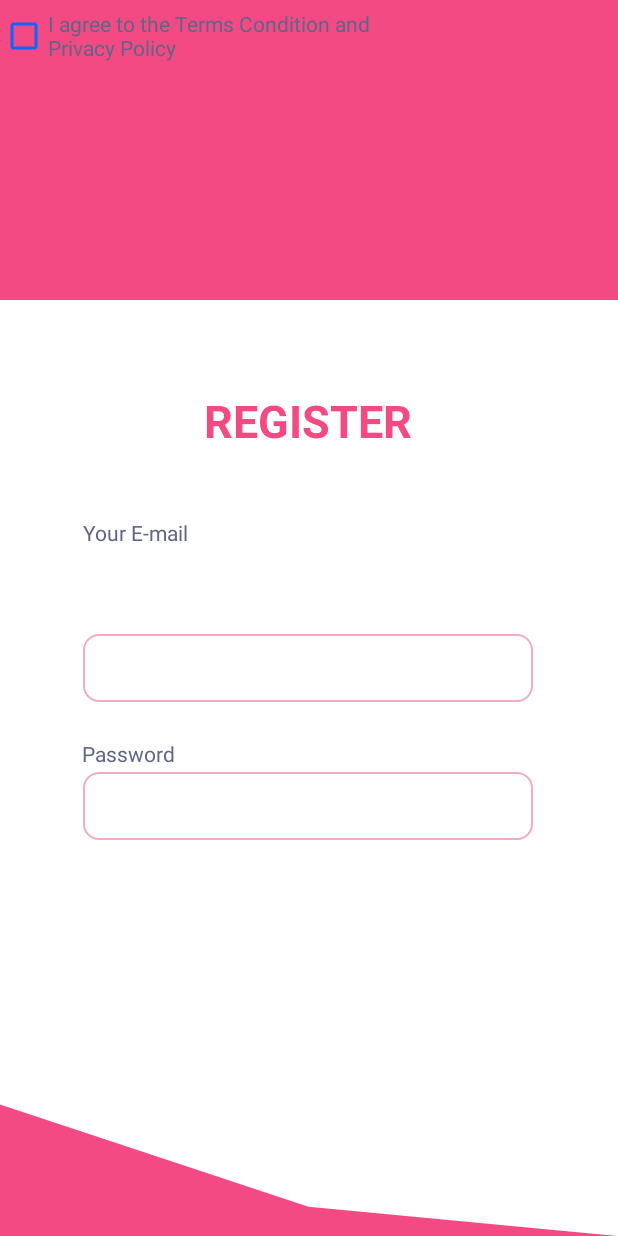
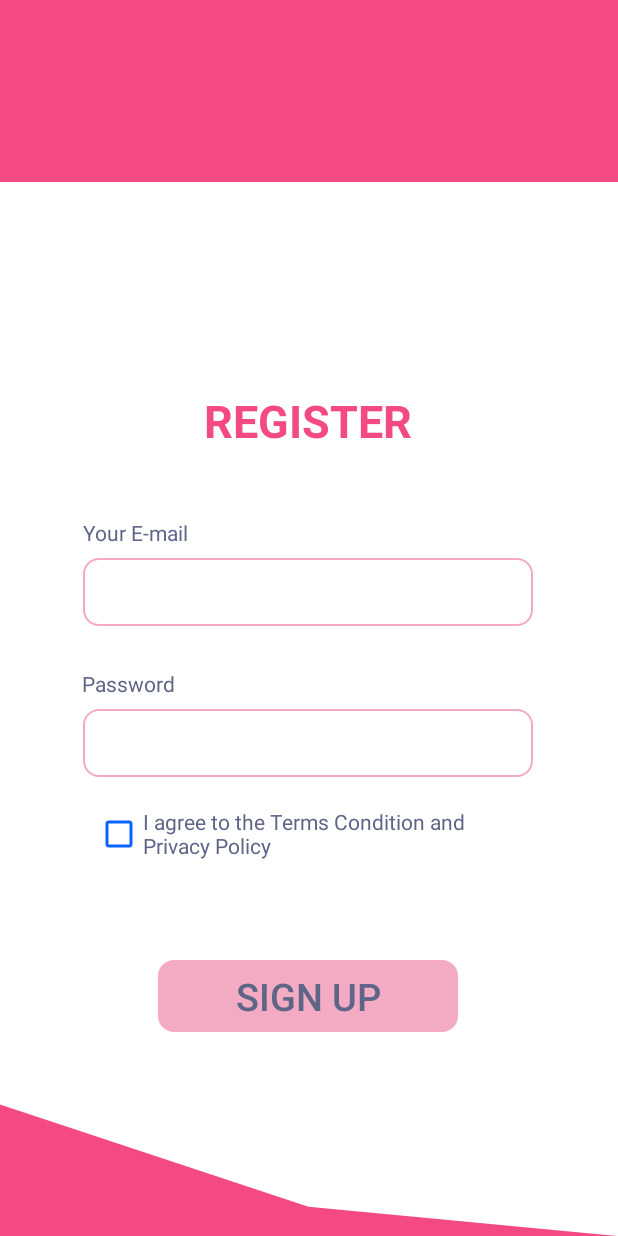
Before and after one commit to Thea77/final_project_android, an Android app: the Register screen opened directly, with no data from a screen before it, on a phone screen of 412 x 824 dp. Run offline under Robolectric (Android 15) with nearby library versions, the phone set to English and light mode, and no system bars.

Commit message:
edit register and logout UI

```diff
--- a/app/src/main/java/com/example/afinal/MainActivity.java
+++ b/app/src/main/java/com/example/afinal/MainActivity.java
@@ -2,13 +2,42 @@ package com.example.afinal;
 
 import androidx.appcompat.app.AppCompatActivity;
 
+import android.content.Intent;
 import android.os.Bundle;
+import android.view.View;
+import android.widget.Button;
+import android.widget.EditText;
+import android.widget.TextView;
+import android.widget.Toast;
 
 public class MainActivity extends AppCompatActivity {
+
+    EditText email,password;
+    Button login;
+    TextView register;
 
     @Override
     protected void onCreate(Bundle savedInstanceState) {
         super.onCreate(savedInstanceState);
         setContentView(R.layout.activity_main);
+        initUI();
+
+        register.setOnClickListener(new View.OnClickListener() {
+            @Override
+            public void onClick(View view) {
+//                Toast.makeText(MainActivity.this,"hello",Toast.LENGTH_SHORT).show();
+                Intent intent = new Intent(MainActivity.this,Register.class);
+                startActivity(intent);
+            }
+        });
     }
+
+    private void initUI() {
+        email = findViewById(R.id.editText);
+        password = findViewById(R.id.password);
+        login = findViewById(R.id.login);
+        register = findViewById(R.id.txtregister);
+    }
+
+
 }
--- /dev/null
+++ b/app/src/main/res/drawable/ic_wavehead.xml
@@ -0,0 +1,9 @@
+<vector xmlns:android="http://schemas.android.com/apk/res/android"
+    android:width="1440dp"
+    android:height="320dp"
+    android:viewportWidth="1440"
+    android:viewportHeight="320">
+  <path
+      android:pathData="M0,288L720,32L1440,160L1440,0L720,0L0,0Z"
+      android:fillColor="#fFF34A84"/>
+</vector>
--- a/app/src/main/res/layout/activity_main.xml
+++ b/app/src/main/res/layout/activity_main.xml
@@ -84,7 +84,7 @@
         app:layout_constraintVertical_bias="0.069" />
 
     <EditText
-        android:id="@+id/editText2"
+        android:id="@+id/password"
         android:layout_width="300dp"
         android:layout_height="45dp"
         android:background="@drawable/border"
@@ -109,7 +109,7 @@
         app:layout_constraintBottom_toBottomOf="parent"
         app:layout_constraintEnd_toEndOf="parent"
         app:layout_constraintStart_toStartOf="parent"
-        app:layout_constraintTop_toBottomOf="@+id/editText2"
+        app:layout_constraintTop_toBottomOf="@+id/password"
         app:layout_constraintVertical_bias="0.032" />
 
     <Button
@@ -129,6 +129,7 @@
         app:layout_constraintVertical_bias="0.058" />
 
     <TextView
+        android:id="@+id/txtregister"
         android:layout_width="wrap_content"
         android:layout_height="wrap_content"
         android:text="Register"
--- a/app/src/main/res/layout/activity_register.xml
+++ b/app/src/main/res/layout/activity_register.xml
@@ -10,8 +10,8 @@
 
 
     <TextView
-        android:layout_width="match_parent"
-        android:layout_height="200dp"
+        android:layout_width="412dp"
+        android:layout_height="121dp"
         android:background="@color/pink"
         app:layout_constraintBottom_toBottomOf="parent"
         app:layout_constraintEnd_toEndOf="parent"
@@ -40,7 +40,6 @@
         android:id="@+id/editText"
         android:layout_width="300dp"
         android:layout_height="45dp"
-        android:layout_marginBottom="356dp"
         android:background="@drawable/border"
         android:inputType="textWebEmailAddress"
         android:textColor="@color/gray"
@@ -50,8 +49,8 @@
         app:layout_constraintEnd_toEndOf="parent"
         app:layout_constraintHorizontal_bias="0.495"
         app:layout_constraintStart_toStartOf="parent"
-        app:layout_constraintTop_toBottomOf="@+id/profile_image"
-        app:layout_constraintVertical_bias="0.069" />
+        app:layout_constraintTop_toTopOf="parent"
+        app:layout_constraintVertical_bias="0.478" />
 
     <TextView
         android:layout_width="wrap_content"
@@ -69,7 +68,6 @@
         android:id="@+id/editText3"
         android:layout_width="300dp"
         android:layout_height="45dp"
-        android:layout_marginBottom="264dp"
         android:background="@drawable/border"
         android:inputType="textWebEmailAddress"
         android:textColor="@color/gray"
@@ -79,8 +77,8 @@
         app:layout_constraintEnd_toEndOf="parent"
         app:layout_constraintHorizontal_bias="0.495"
         app:layout_constraintStart_toStartOf="parent"
-        app:layout_constraintTop_toBottomOf="@+id/profile_image"
-        app:layout_constraintVertical_bias="0.069" />
+        app:layout_constraintTop_toTopOf="parent"
+        app:layout_constraintVertical_bias="0.607" />
 
     <TextView
         android:id="@+id/textView5"
@@ -95,7 +93,25 @@
         app:layout_constraintTop_toBottomOf="@+id/editText"
         app:layout_constraintVertical_bias="0.074" />
 
+    <Button
+        android:id="@+id/signup"
+        android:layout_width="200dp"
+        android:layout_height="wrap_content"
+        android:layout_marginBottom="136dp"
+        android:background="@drawable/border"
+        android:backgroundTint="@color/border_pink"
+        android:text="sign up"
+        android:textColor="#5F6587"
+        android:textSize="25sp"
+        app:layout_constraintBottom_toBottomOf="parent"
+        app:layout_constraintEnd_toEndOf="parent"
+        app:layout_constraintHorizontal_bias="0.497"
+        app:layout_constraintStart_toStartOf="parent"
+        app:layout_constraintTop_toBottomOf="@+id/textView3"
+        app:layout_constraintVertical_bias="0.058" />
+
     <ImageView
+        android:id="@+id/imageView"
         android:layout_width="411dp"
         android:layout_height="97dp"
         android:background="@drawable/ic_wave__2_"
@@ -120,8 +136,20 @@
         android:buttonTint="#0B64FF"
         android:text="I agree to the Terms Condition and Privacy Policy"
         android:textColor="@color/gray"
-        tools:layout_editor_absoluteX="63dp"
-        tools:layout_editor_absoluteY="516dp" />
+        app:layout_constraintBottom_toBottomOf="parent"
+        app:layout_constraintEnd_toEndOf="parent"
+        app:layout_constraintHorizontal_bias="0.529"
+        app:layout_constraintStart_toStartOf="parent"
+        app:layout_constraintTop_toBottomOf="@+id/editText3"
+        app:layout_constraintVertical_bias="0.055" />
+
+    <ImageView
+        android:id="@+id/imageView2"
+        android:layout_width="416dp"
+        android:layout_height="125dp"
+        app:srcCompat="@drawable/ic_wavehead"
+        tools:layout_editor_absoluteX="-3dp"
+        tools:layout_editor_absoluteY="104dp" />
 
 
 </androidx.constraintlayout.widget.ConstraintLayout>
--- a/build.gradle
+++ b/build.gradle
@@ -5,7 +5,7 @@ buildscript {
         jcenter()
     }
     dependencies {
-        classpath "com.android.tools.build:gradle:4.1.0"
+        classpath 'com.android.tools.build:gradle:4.1.1'
 
         // NOTE: Do not place your application dependencies here; they belong
         // in the individual module build.gradle files
```
